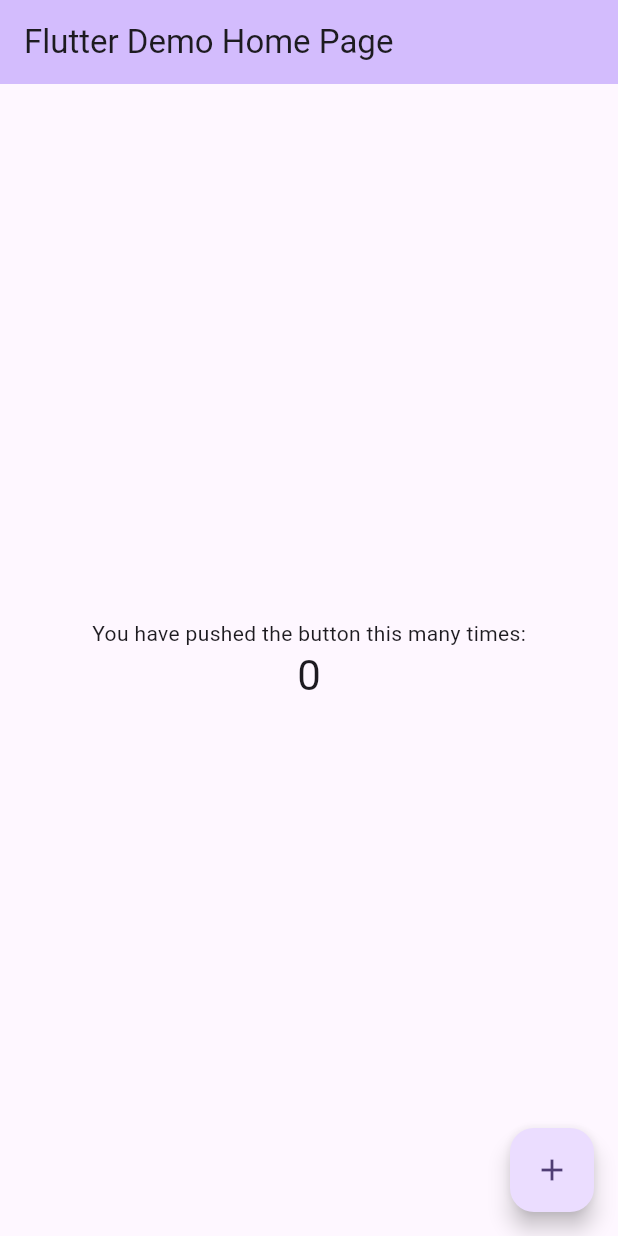
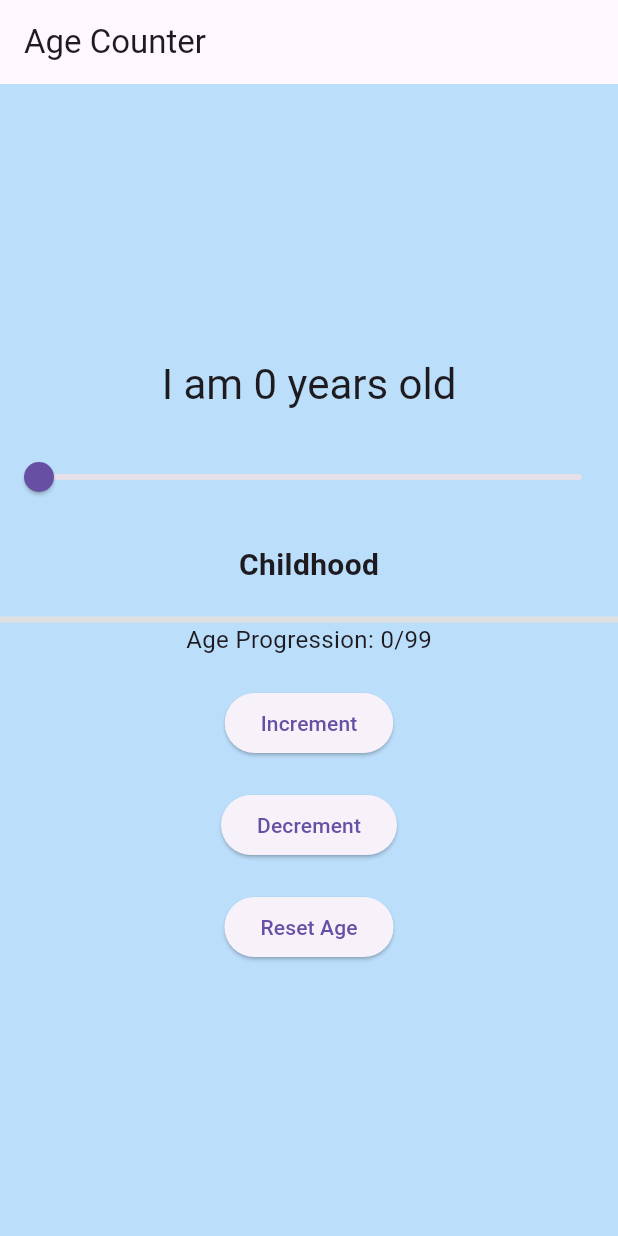
Before and after one commit to ChrishelleC/cw_6, a Flutter app: the screen it shows after launch, on a phone screen of 412 x 824 dp. Run offline on Flutter 3.47's test engine with Material 3 defaults, Android fonts, the phone set to English and light mode, and no system bars; missing offline and left inert: window_size.

Commit message:
second commit

```diff
--- a/lib/main.dart
+++ b/lib/main.dart
@@ -1,125 +1,201 @@
+import 'dart:io' show Platform;
+import 'package:flutter/foundation.dart' show kIsWeb;
 import 'package:flutter/material.dart';
+import 'package:provider/provider.dart';
+import 'package:window_size/window_size.dart';
 
 void main() {
-  runApp(const MyApp());
+  setupWindow();
+  runApp(
+    // Provide the model to all widgets within the app.
+    ChangeNotifierProvider(
+      create: (context) => Counter(),
+      child: const MyApp(),
+    ),
+  );
+}
+
+const double windowWidth = 360;
+const double windowHeight = 640;
+
+void setupWindow() {
+  if (!kIsWeb && (Platform.isWindows || Platform.isLinux || Platform.isMacOS)) {
+    WidgetsFlutterBinding.ensureInitialized();
+    setWindowTitle('Provider Counter');
+    setWindowMinSize(const Size(windowWidth, windowHeight));
+    setWindowMaxSize(const Size(windowWidth, windowHeight));
+    getCurrentScreen().then((screen) {
+      setWindowFrame(Rect.fromCenter(
+        center: screen!.frame.center,
+        width: windowWidth,
+        height: windowHeight,
+      ));
+    });
+  }
+}
+
+/// Simplest possible model, with one field.
+class Counter with ChangeNotifier {
+  int value = 0;
+
+  void setValue(int newValue) {
+    value = newValue;
+    notifyListeners();
+  }
+
+  // Get message based on the age
+  String getAgeMessage() {
+    if (value >= 0 && value <= 12) {
+      return "Childhood";
+    } else if (value >= 13 && value <= 19) {
+      return "Teenage Years";
+    } else if (value >= 20 && value <= 30) {
+      return "Young Adult";
+    } else if (value >= 31 && value <= 40) {
+      return "Adulthood";
+    } else if (value >= 41 && value <= 60) {
+      return "Mature Adult";
+    } else {
+      return "Senior";
+    }
+  }
+
+  // Get background color based on the age
+  Color getBackgroundColor() {
+    if (value >= 0 && value <= 12) {
+      return Colors.blue.shade100;
+    } else if (value >= 13 && value <= 19) {
+      return Colors.green.shade100;
+    } else if (value >= 20 && value <= 30) {
+      return Colors.orange.shade100;
+    } else if (value >= 31 && value <= 40) {
+      return Colors.yellow.shade100;
+    } else if (value >= 41 && value <= 60) {
+      return Colors.purple.shade100;
+    } else {
+      return Colors.grey.shade300;
+    }
+  }
 }
 
 class MyApp extends StatelessWidget {
   const MyApp({super.key});
 
-  // This widget is the root of your application.
   @override
   Widget build(BuildContext context) {
     return MaterialApp(
-      title: 'Flutter Demo',
+      title: 'Age Counter',
       theme: ThemeData(
-        // This is the theme of your application.
-        //
-        // TRY THIS: Try running your application with "flutter run". You'll see
-        // the application has a purple toolbar. Then, without quitting the app,
-        // try changing the seedColor in the colorScheme below to Colors.green
-        // and then invoke "hot reload" (save your changes or press the "hot
-        // reload" button in a Flutter-supported IDE, or press "r" if you used
-        // the command line to start the app).
-        //
-        // Notice that the counter didn't reset back to zero; the application
-        // state is not lost during the reload. To reset the state, use hot
-        // restart instead.
-        //
-        // This works for code too, not just values: Most code changes can be
-        // tested with just a hot reload.
-        colorScheme: ColorScheme.fromSeed(seedColor: Colors.deepPurple),
+        primarySwatch: Colors.blue,
         useMaterial3: true,
       ),
-      home: const MyHomePage(title: 'Flutter Demo Home Page'),
+      home: const MyHomePage(),
     );
   }
 }
 
-class MyHomePage extends StatefulWidget {
-  const MyHomePage({super.key, required this.title});
-
-  // This widget is the home page of your application. It is stateful, meaning
-  // that it has a State object (defined below) that contains fields that affect
-  // how it looks.
-
-  // This class is the configuration for the state. It holds the values (in this
-  // case the title) provided by the parent (in this case the App widget) and
-  // used by the build method of the State. Fields in a Widget subclass are
-  // always marked "final".
-
-  final String title;
-
-  @override
-  State<MyHomePage> createState() => _MyHomePageState();
-}
-
-class _MyHomePageState extends State<MyHomePage> {
-  int _counter = 0;
-
-  void _incrementCounter() {
-    setState(() {
-      // This call to setState tells the Flutter framework that something has
-      // changed in this State, which causes it to rerun the build method below
-      // so that the display can reflect the updated values. If we changed
-      // _counter without calling setState(), then the build method would not be
-      // called again, and so nothing would appear to happen.
-      _counter++;
-    });
-  }
+class MyHomePage extends StatelessWidget {
+  const MyHomePage({super.key});
 
   @override
   Widget build(BuildContext context) {
-    // This method is rerun every time setState is called, for instance as done
-    // by the _incrementCounter method above.
-    //
-    // The Flutter framework has been optimized to make rerunning build methods
-    // fast, so that you can just rebuild anything that needs updating rather
-    // than having to individually change instances of widgets.
     return Scaffold(
       appBar: AppBar(
-        // TRY THIS: Try changing the color here to a specific color (to
-        // Colors.amber, perhaps?) and trigger a hot reload to see the AppBar
-        // change color while the other colors stay the same.
-        backgroundColor: Theme.of(context).colorScheme.inversePrimary,
-        // Here we take the value from the MyHomePage object that was created by
-        // the App.build method, and use it to set our appbar title.
-        title: Text(widget.title),
+        title: const Text('Age Counter'),
       ),
-      body: Center(
-        // Center is a layout widget. It takes a single child and positions it
-        // in the middle of the parent.
+      body: Consumer<Counter>(
+        builder: (context, counter, child) {
+          return Container(
+            color: counter.getBackgroundColor(),
+            child: Center(
               child: Column(
-          // Column is also a layout widget. It takes a list of children and
-          // arranges them vertically. By default, it sizes itself to fit its
-          // children horizontally, and tries to be as tall as its parent.
-          //
-          // Column has various properties to control how it sizes itself and
-          // how it positions its children. Here we use mainAxisAlignment to
-          // center the children vertically; the main axis here is the vertical
-          // axis because Columns are vertical (the cross axis would be
-          // horizontal).
-          //
-          // TRY THIS: Invoke "debug painting" (choose the "Toggle Debug Paint"
-          // action in the IDE, or press "p" in the console), to see the
-          // wireframe for each widget.
                 mainAxisAlignment: MainAxisAlignment.center,
-          children: <Widget>[
-            const Text(
-              'You have pushed the button this many times:',
+                children: [
+                  Text(
+                    'I am ${counter.value} years old',
+                    style: Theme.of(context).textTheme.headlineMedium,
+                  ),
+                  const SizedBox(height: 20),
+
+                  // Slider to change age from 0 to 99
+                  Slider(
+                    value: counter.value.toDouble(),
+                    min: 0,
+                    max: 99,
+                    divisions: 99,
+                    label: counter.value.toString(),
+                    onChanged: (double newValue) {
+                      counter.setValue(newValue.toInt());
+                    },
+                  ),
+
+                  const SizedBox(height: 20),
+
+                  // Age milestone message
+                  Text(
+                    counter.getAgeMessage(),
+                    style: const TextStyle(
+                      fontSize: 20,
+                      fontWeight: FontWeight.bold,
+                    ),
+                  ),
+
+                  const SizedBox(height: 20),
+
+                  // Progress Bar with color changes based on age range
+                  LinearProgressIndicator(
+                    value: counter.value / 99,
+                    color: counter.getBackgroundColor(),
+                    backgroundColor: Colors.grey[300],
                   ),
                   Text(
-              '$_counter',
-              style: Theme.of(context).textTheme.headlineMedium,
+                    'Age Progression: ${counter.value}/99',
+                    style: const TextStyle(fontSize: 16),
+                  ),
+                  const SizedBox(height: 20),
+
+                  // Increment button above decrement button
+                  Container(
+                    padding: const EdgeInsets.symmetric(horizontal: 40.0),
+                    child: ElevatedButton(
+                      onPressed: () {
+                        counter.setValue(counter.value + 1);
+                      },
+                      child: const Text('Increment'),
+                    ),
+                  ),
+
+                  const SizedBox(height: 20),
+
+                  // Decrement button
+                  Container(
+                    padding: const EdgeInsets.symmetric(horizontal: 40.0),
+                    child: ElevatedButton(
+                      onPressed: () {
+                        counter.setValue(counter.value - 1);
+                      },
+                      child: const Text('Decrement'),
+                    ),
+                  ),
+
+                  const SizedBox(height: 20),
+
+                  // Reset button to set age to 0
+                  Container(
+                    padding: const EdgeInsets.symmetric(horizontal: 40.0),
+                    child: ElevatedButton(
+                      onPressed: () {
+                        counter.setValue(0);
+                      },
+                      child: const Text('Reset Age'),
+                    ),
                   ),
                 ],
               ),
             ),
-      floatingActionButton: FloatingActionButton(
-        onPressed: _incrementCounter,
-        tooltip: 'Increment',
-        child: const Icon(Icons.add),
-      ), // This trailing comma makes auto-formatting nicer for build methods.
+          );
+        },
+      ),
     );
   }
 }
```
Also changed, not shown: 5 other files. Lines whose indentation alone changed are shown as unchanged.
